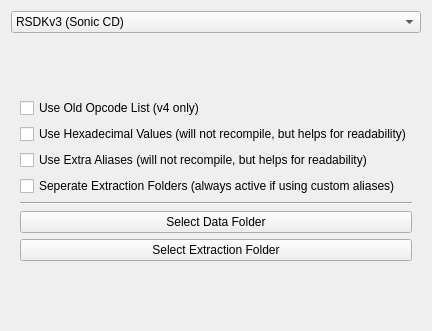
Qt form RetroEDv2/tools/scriptunpacker.ui (RSDKModding/RetroED) before a commit.
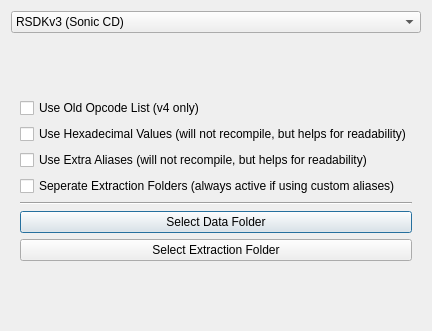
The same form after that commit.

```diff
--- a/RetroEDv2/tools/scriptunpacker.ui
+++ b/RetroEDv2/tools/scriptunpacker.ui
@@ -1,7 +1,7 @@
 <?xml version="1.0" encoding="UTF-8"?>
 <ui version="4.0">
  <class>ScriptUnpacker</class>
- <widget class="QWidget" name="ScriptUnpacker">
+ <widget class="QDialog" name="ScriptUnpacker">
   <property name="geometry">
    <rect>
     <x>0</x>
```
Left out of the diff: 2 changed lines with no effect on the pictures.
